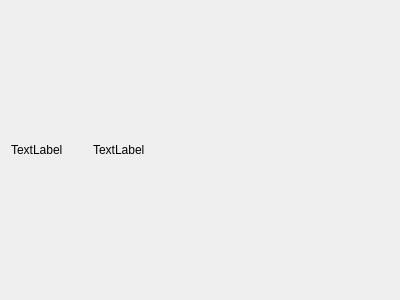
The window that ui/chatcreationfriendwidget.ui (Korostast/chat-database-project) describes before a commit, drawn with Qt 5.
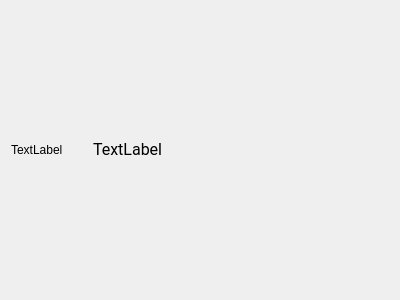
The same window after the commit.

Commit message: Added style sheet. New fonts. New icons. Fixed bugs.

```diff
--- a/ui/chatcreationfriendwidget.ui
+++ b/ui/chatcreationfriendwidget.ui
@@ -44,6 +44,12 @@
        <verstretch>0</verstretch>
       </sizepolicy>
      </property>
+     <property name="font">
+      <font>
+       <family>Roboto</family>
+       <pointsize>12</pointsize>
+      </font>
+     </property>
      <property name="text">
       <string>TextLabel</string>
      </property>
```
The commit also changes 22 other files.
